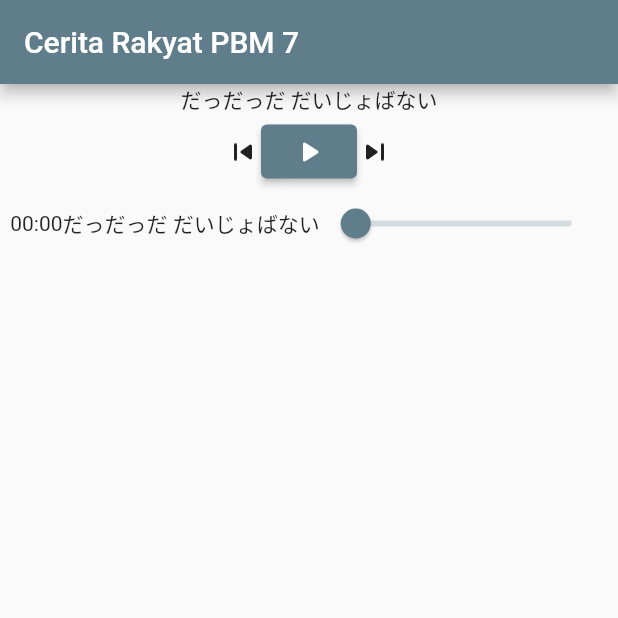
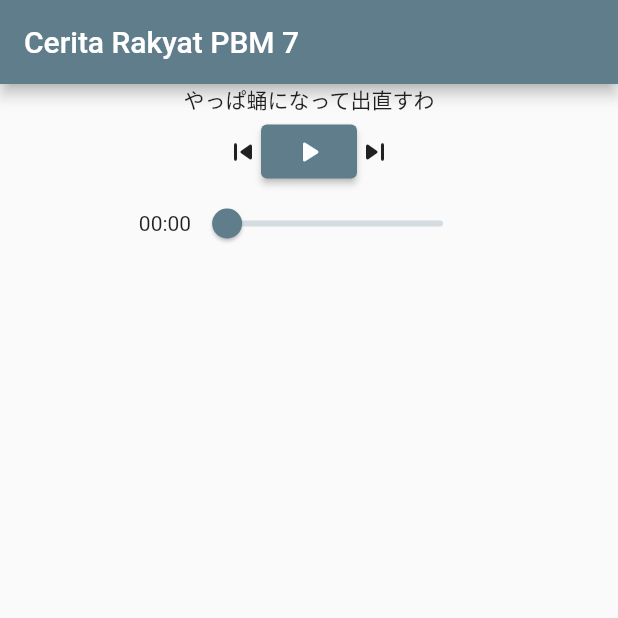
Before and after one commit to respectZ/cr-a7, a Flutter app: the screen it shows after launch, on a phone screen of 412 x 824 dp, the top half of it. Run offline on Flutter 3.47's test engine with Material 2 defaults, Android fonts, the phone set to English and light mode, and no system bars; our stand-ins replace assets_audio_player.

Commit message:
Add sample lyrics

```diff
--- a/lib/page/audio_player.dart
+++ b/lib/page/audio_player.dart
@@ -11,9 +11,103 @@ class AudioPlayerPage extends StatefulWidget {
   double _audioMaxDuration = double.infinity;
   late Duration _audioCurrentDuration;
 
-  TimedString _test = TimedString(
-      Strings: ["だっだっだ だいじょばない", "ちょっと蛹になって出直すわ"],
-      Timing: [Duration(seconds: 0), Duration(seconds: 2, milliseconds: 777)]);
+  final TimedString _test = TimedString(Strings: [
+    'だっだっだ だいじょばない',
+    'ちょっと蛹になって出直すわ',
+    '',
+    '愛とか恋とか全部くだらない',
+    'がっかりするだけ ダメを知るだけ',
+    'あたし馬鹿ね ダサい逆走じゃん',
+    'ホントのところはあなたにモテたい',
+    '失敗するのにビビってるだけ',
+    '加工なしの厳しめの条件じゃ',
+    'ちょっと こんな時どんな顔すればいいか教えてほしい ',
+    'ちょっと 「愛してる」だとかそんな言葉で壊れてみたい',
+    'じれったいな ハロー残念なあたし',
+    '困っちゃってイヤイヤ',
+    'じれったいな 決まんないの前髪が',
+    '怒っちゃってイライラ',
+    'だっだっだ 大好きは',
+    'もっと可愛くなって 言いたいのに',
+    'だっだっだ だいじょばない',
+    'ちょっと蛹になって出直すわ',
+    'あ...えと、いや...なんでもない',
+    '言いたいこと言えたことないや',
+    '目と目 止められないの',
+    '逸らしちゃって まーた自己嫌悪',
+    'じれったいな ハロー残念なあたし',
+    '困っちゃってイヤイヤ',
+    'じれったいな 入んないのこの靴が',
+    '怒っちゃってイライラ',
+    '鐘が鳴って 灰になって ',
+    'あたしまだ帰りたくないや ',
+    '××コースへ 飛び込んでみたいから',
+    '',
+    'じれったいな ハロー残念なあたし',
+    '困っちゃってイヤイヤ',
+    'じれったいな 決まんないの前髪が',
+    '怒っちゃってる',
+    'じれったいな 夜行前のシンデレラ',
+    'ビビっちゃってフラフラ',
+    'じれったいな ハローをくれたあなたと',
+    '踊っちゃってクラクラ',
+    'だっだっだ 大好きは',
+    'もっと可愛くなって 言いたいのに',
+    'だっだっだ だいじょばない',
+    'ちょっとお待ちになって王子様',
+    'だっだっだ ダメよ 順序とか',
+    'もっと仲良くなって そうじゃないの?',
+    'だっだっだ まじでだいじょばない',
+    'やっぱ蛹になって出直すわ'
+  ], Timing: [
+    Duration(seconds: 0),
+    Duration(seconds: 2, milliseconds: 777),
+    Duration(seconds: 6, milliseconds: 200),
+    Duration(seconds: 18, milliseconds: 300),
+    Duration(seconds: 19, milliseconds: 900),
+    Duration(seconds: 21, milliseconds: 800),
+    Duration(seconds: 24, milliseconds: 300),
+    Duration(seconds: 26, milliseconds: 0),
+    Duration(seconds: 27, milliseconds: 710),
+    Duration(seconds: 30, milliseconds: 990),
+    Duration(seconds: 37, milliseconds: 0),
+    Duration(seconds: 42, milliseconds: 520),
+    Duration(seconds: 46, milliseconds: 920),
+    Duration(seconds: 48, milliseconds: 900),
+    Duration(seconds: 52, milliseconds: 820),
+    Duration(seconds: 54, milliseconds: 820),
+    Duration(seconds: 57, milliseconds: 320),
+    Duration(minutes: 1, seconds: 1, milliseconds: 20),
+    Duration(minutes: 1, seconds: 3, milliseconds: 420),
+    Duration(minutes: 1, seconds: 7, milliseconds: 0),
+    Duration(minutes: 1, seconds: 10, milliseconds: 110),
+    Duration(minutes: 1, seconds: 13, milliseconds: 70),
+    Duration(minutes: 1, seconds: 16, milliseconds: 70),
+    Duration(minutes: 1, seconds: 19, milliseconds: 120),
+    Duration(minutes: 1, seconds: 23, milliseconds: 120),
+    Duration(minutes: 1, seconds: 25, milliseconds: 120),
+    Duration(minutes: 1, seconds: 29, milliseconds: 320),
+    Duration(minutes: 1, seconds: 31, milliseconds: 620),
+    Duration(minutes: 1, seconds: 34, milliseconds: 520),
+    Duration(minutes: 1, seconds: 37, milliseconds: 420),
+    Duration(minutes: 1, seconds: 42, milliseconds: 20),
+    Duration(minutes: 1, seconds: 43, milliseconds: 320),
+    Duration(minutes: 1, seconds: 47, milliseconds: 620),
+    Duration(minutes: 1, seconds: 49, milliseconds: 420),
+    Duration(minutes: 1, seconds: 53, milliseconds: 620),
+    Duration(minutes: 1, seconds: 55, milliseconds: 220),
+    Duration(minutes: 2, seconds: 0, milliseconds: 20),
+    Duration(minutes: 2, seconds: 1, milliseconds: 620),
+    Duration(minutes: 2, seconds: 5, milliseconds: 920),
+    Duration(minutes: 2, seconds: 7, milliseconds: 720),
+    Duration(minutes: 2, seconds: 10, milliseconds: 280),
+    Duration(minutes: 2, seconds: 14, milliseconds: 20),
+    Duration(minutes: 2, seconds: 16, milliseconds: 220),
+    Duration(minutes: 2, seconds: 19, milliseconds: 720),
+    Duration(minutes: 2, seconds: 22, milliseconds: 220),
+    Duration(minutes: 2, seconds: 26, milliseconds: 20),
+    Duration(minutes: 2, seconds: 28, milliseconds: 520)
+  ]);
   int _idxText = 0;
 
   @override
@@ -40,7 +134,17 @@ class _AudioPlayerState extends State<AudioPlayerPage> {
     return Column(
       children: [
         Row(mainAxisAlignment: MainAxisAlignment.center, children: [
-          Text(widget._test.getString()[widget._idxText]),
+          widget._audioPlayer.builderCurrentPosition(
+              builder: ((context, position) {
+            var timing = widget._test.getTiming();
+            for (int i = timing.length - 1; i > -1; i--) {
+              if (timing[i].inMinutes >= position.inMilliseconds) {
+                widget._idxText = i;
+                break;
+              }
+            }
+            return Text(widget._test.getString()[widget._idxText]);
+          }))
         ]),
         Row(
           mainAxisAlignment: MainAxisAlignment.center,
@@ -80,10 +184,6 @@ class _AudioPlayerState extends State<AudioPlayerPage> {
             children: [
               Text(
                   "${widget._audioCurrentDuration.inSeconds ~/ 60 < 10 ? '0' + (widget._audioCurrentDuration.inSeconds ~/ 60).toString() : widget._audioCurrentDuration.inSeconds ~/ 60}:${widget._audioCurrentDuration.inSeconds % 60 < 10 ? '0' + (widget._audioCurrentDuration.inSeconds % 60).toString() : widget._audioCurrentDuration.inSeconds % 60}"),
-              Text(
-                widget._test.getString()[widget._idxText],
-                style: TextStyle(fontFamily: 'Novecento'),
-              ),
               Slider(
                 value: widget._audioCurrentDuration.inSeconds.toDouble(),
                 max: widget._audioMaxDuration,
```
